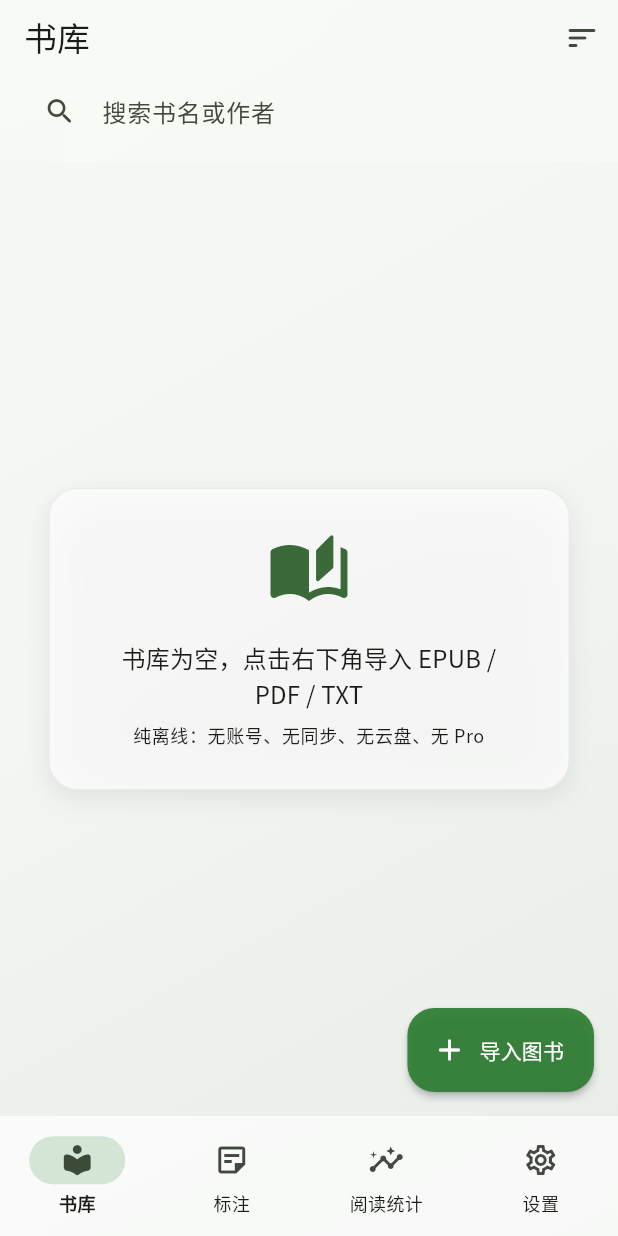
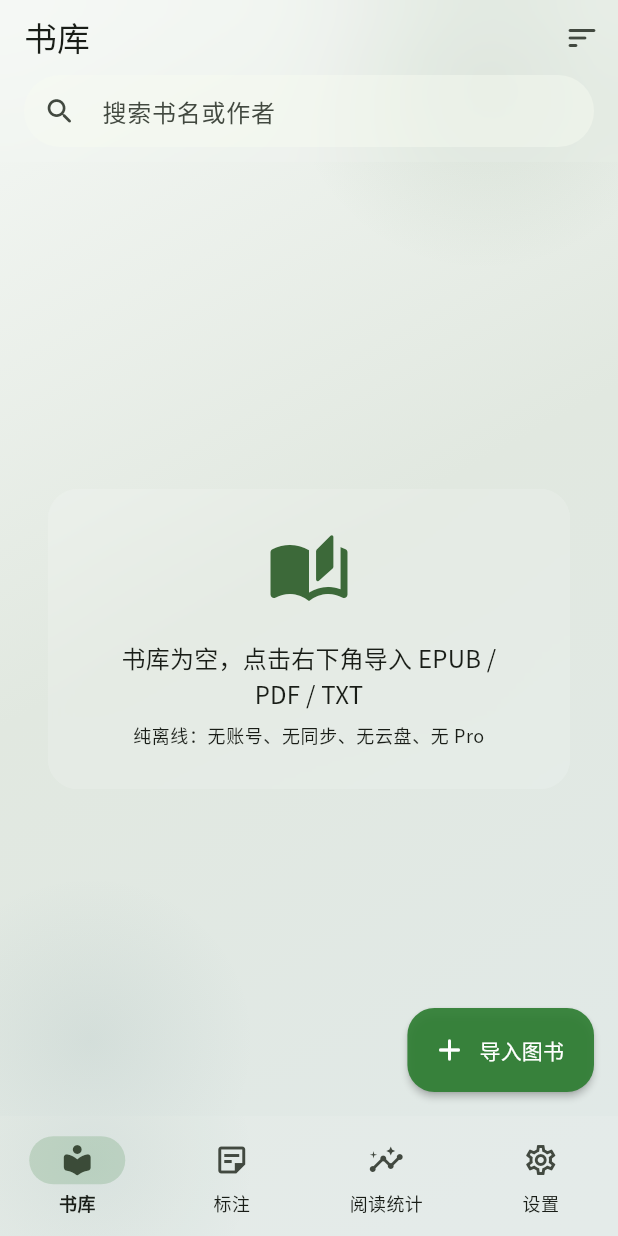
Before and after one commit to wiwcn/NeoReader, a Flutter app: the screen it shows after launch, on a phone screen of 412 x 824 dp. Run offline on Flutter 3.47's test engine with Material 3 defaults, Android fonts, the phone set to English and light mode, and no system bars; our stand-ins replace equatable, file_picker, flutter_markdown, flutter_riverpod, shared_preferences, sqflite and 1 more; missing offline and left inert: pdfrx; accounts and stored records are empty.

Commit message:
refactor glass to flat MD3 frost (no plastic elevation)
Rewrite GlassSurface like Flutter glass kits: ClipRRect → BackdropFilter
→ low-alpha white frost (~0.14 light / ~0.10 dark) → thin white rim.
Remove soft BoxShadow; elevate is a no-op. Lower chrome/AppBar opacity,
fix hub selected override, and strengthen scaffold wash so frost reads.
Regenerate UI goldens/screenshots.

```diff
--- a/lib/core/theme/app_theme.dart
+++ b/lib/core/theme/app_theme.dart
@@ -62,11 +62,11 @@ class AppTheme {
       scaffoldBackgroundColor: const Color(0xFFF3F6F3),
       cardTheme: CardThemeData(
         elevation: 0,
-        color: Colors.white.withValues(alpha: 0.68),
+        color: Colors.white.withValues(alpha: 0.14),
         shape: RoundedRectangleBorder(borderRadius: BorderRadius.circular(20)),
       ),
       navigationBarTheme: NavigationBarThemeData(
-        backgroundColor: Colors.white.withValues(alpha: 0.65),
+        backgroundColor: Colors.white.withValues(alpha: 0.10),
         elevation: 0,
         indicatorColor: seedColor.withValues(alpha: 0.18),
         labelTextStyle: WidgetStateProperty.resolveWith(
@@ -189,7 +189,10 @@ class _FadeSlidePageTransitionsBuilder extends PageTransitionsBuilder {
   }
 }
 
-/// Frosted glass container (毛玻璃).
+/// Flat MD3 frosted glass (毛玻璃) — blur + low-alpha frost + thin rim.
+///
+/// Pattern mirrors common Flutter glass kits (ClipRRect → BackdropFilter →
+/// frost fill ~0.1 → thin white border). No BoxShadow / plastic elevation.
 class GlassSurface extends StatelessWidget {
   /// Set false in screenshot/golden tests — BackdropFilter+toImage can hang under flutter_test.
   static bool useFrostedBlur = true;
@@ -201,11 +204,11 @@ class GlassSurface extends StatelessWidget {
     super.key,
     required this.child,
     this.borderRadius = 20,
-    this.blur = 18,
+    this.blur = 20,
     this.padding,
     this.opacity,
     this.border = true,
-    this.elevate = true,
+    this.elevate = false,
   });
 
   final Widget child;
@@ -214,69 +217,70 @@ class GlassSurface extends StatelessWidget {
   final EdgeInsetsGeometry? padding;
   final double? opacity;
   final bool border;
-  /// When false (e.g. full-bleed app bar), skip outer shadow.
+
+  /// Kept for API compatibility. Soft drop shadows are removed (flat frost).
   final bool elevate;
 
   @override
   Widget build(BuildContext context) {
     final isDark = Theme.of(context).brightness == Brightness.dark;
-    // Layering (MD3 soft frost / common Flutter glass pattern):
-    // 1) tinted wash underneath (GlassScaffoldBackground)
-    // 2) content cards: pure white translucent fill — never primaryContainer lerp
-    // 3) chrome (GlassAppBar): lower opacity so it does not double-stack white
-    // 4) shadow OUTSIDE ClipRRect so elevation is visible (clipping shadows = 两层白)
-    final fill = Colors.white.withValues(
-      alpha: opacity ?? (isDark ? 0.10 : 0.68),
-    );
-    // Light: soft dark hairline reads on soft gray-green wash; dark: light rim.
+    // Content cards: low frost so BackdropFilter reads against the wash.
+    // Chrome/AppBar should pass a lower [opacity] (~0.06–0.10).
+    final fillAlpha = opacity ?? (isDark ? 0.10 : 0.14);
+    final fill = Colors.white.withValues(alpha: fillAlpha.clamp(0.0, 1.0));
+    // Light white rim (not dark hairline) — reads as glass edge on tinted wash.
     final stroke = isDark
-        ? Colors.white.withValues(alpha: 0.14)
-        : Colors.black.withValues(alpha: 0.06);
+        ? Colors.white.withValues(alpha: 0.18)
+        : Colors.white.withValues(alpha: 0.30);
 
     final radius = BorderRadius.circular(borderRadius);
-    final surfaceDecoration = BoxDecoration(
-      color: fill,
-      borderRadius: radius,
-      border: border ? Border.all(color: stroke, width: 1) : null,
-    );
-    final painted = AnimatedContainer(
-      duration: MediaQuery.disableAnimationsOf(context)
-          ? Duration.zero
-          : const Duration(milliseconds: 220),
-      curve: Curves.easeOutCubic,
-      decoration: surfaceDecoration,
-      child: padding == null ? child : Padding(padding: padding!, child: child),
-    );
     final effectiveBlur = blur * blurStrength;
-    final frosted = ClipRRect(
-      borderRadius: radius,
-      child: useFrostedBlur && effectiveBlur > 0.5
-          ? BackdropFilter(
+    final content =
+        padding == null ? child : Padding(padding: padding!, child: child);
+
+    Widget frost = Stack(
+      fit: StackFit.passthrough,
+      children: [
+        if (useFrostedBlur && effectiveBlur > 0.5)
+          Positioned.fill(
+            child: BackdropFilter(
               filter: ImageFilter.blur(
                 sigmaX: effectiveBlur,
                 sigmaY: effectiveBlur,
               ),
-              child: painted,
-            )
-          : painted,
+              child: const SizedBox.expand(),
+            ),
+          ),
+        Positioned.fill(
+          child: DecoratedBox(
+            decoration: BoxDecoration(
+              color: fill,
+              borderRadius: radius,
+            ),
+          ),
+        ),
+        content,
+      ],
     );
 
-    // Elevation lives outside the clip so soft shadows are not discarded.
-    if (!elevate) return frosted;
-    return DecoratedBox(
-      decoration: BoxDecoration(
-        borderRadius: radius,
-        boxShadow: [
-          BoxShadow(
-            color: Colors.black.withValues(alpha: isDark ? 0.32 : 0.08),
-            blurRadius: isDark ? 22 : 14,
-            offset: const Offset(0, 5),
-            spreadRadius: isDark ? 0 : -0.5,
-          ),
-        ],
-      ),
-      child: frosted,
+    frost = ClipRRect(
+      borderRadius: radius,
+      clipBehavior: Clip.antiAlias,
+      child: frost,
     );
+
+    if (border) {
+      frost = DecoratedBox(
+        decoration: BoxDecoration(
+          borderRadius: radius,
+          border: Border.all(color: stroke, width: 0.75),
+        ),
+        child: frost,
+      );
+    }
+
+    // [elevate] is intentionally a no-op — flat MD3 frost, no soft shadows.
+    return frost;
   }
 }
 
@@ -300,6 +304,7 @@ class GlassAppBar extends StatelessWidget implements PreferredSizeWidget {
 
   @override
   Widget build(BuildContext context) {
+    final isDark = Theme.of(context).brightness == Brightness.dark;
     return AppBar(
       title: title,
       leading: leading,
@@ -307,11 +312,11 @@ class GlassAppBar extends StatelessWidget implements PreferredSizeWidget {
       bottom: bottom,
       flexibleSpace: GlassSurface(
         borderRadius: 0,
-        blur: 18,
+        blur: 20,
         border: false,
         elevate: false,
-        // Chrome: more translucent than content cards (avoids 两层白 with search).
-        opacity: Theme.of(context).brightness == Brightness.dark ? 0.08 : 0.28,
+        // Chrome: lower than content cards so it does not double-stack frost.
+        opacity: isDark ? 0.06 : 0.08,
         child: const SizedBox.expand(),
       ),
     );
--- a/lib/presentation/screens/settings/settings_hub_screen.dart
+++ b/lib/presentation/screens/settings/settings_hub_screen.dart
@@ -140,7 +140,7 @@ class _SettingsHubScreenState extends ConsumerState<SettingsHubScreen> {
           // Single GlassSurface per row — flat ink content inside.
           child: GlassSurface(
             borderRadius: 18,
-            opacity: selected ? (cs.brightness == Brightness.dark ? 0.16 : 0.52) : null,
+            opacity: selected ? (cs.brightness == Brightness.dark ? 0.14 : 0.20) : null,
             child: Material(
               color: selected
                   ? cs.secondaryContainer.withValues(alpha: 0.35)
--- a/lib/presentation/widgets/glass_scaffold_bg.dart
+++ b/lib/presentation/widgets/glass_scaffold_bg.dart
@@ -1,11 +1,10 @@
 import 'package:flutter/material.dart';
 
-/// Soft MD3 wash so frosted glass has contrast to blur.
+/// Soft MD3 wash so low-opacity frosted glass has contrast to blur.
 ///
-/// Light mode stays near the first-version gray-green (`0xFFF3F6F3` /
-/// `0xFFF5F8F5`) with only a whisper of primary — not neon green/purple orbs.
-/// Content glass is pure white translucent; this wash must stay slightly
-/// tinted or cards vanish into the background (两层白).
+/// Light mode stays near the gray-green family (`0xFFF3F6F3`) but with a
+/// clearer primary/tertiary tint so BackdropFilter frost (~0.12–0.18) reads.
+/// Subtle orbs add depth without neon liquid-glass speculars.
 class GlassScaffoldBackground extends StatelessWidget {
   const GlassScaffoldBackground({super.key, required this.child});
 
@@ -15,7 +14,10 @@ class GlassScaffoldBackground extends StatelessWidget {
   Widget build(BuildContext context) {
     final cs = Theme.of(context).colorScheme;
     final isDark = Theme.of(context).brightness == Brightness.dark;
-    return DecoratedBox(
+    return Stack(
+      fit: StackFit.expand,
+      children: [
+        DecoratedBox(
           decoration: BoxDecoration(
             gradient: LinearGradient(
               begin: Alignment.topLeft,
@@ -23,18 +25,62 @@ class GlassScaffoldBackground extends StatelessWidget {
               colors: isDark
                   ? [
                       cs.surface,
-                  Color.lerp(cs.surface, cs.primary, 0.18)!,
-                  Color.lerp(cs.surface, cs.tertiary, 0.12)!,
+                      Color.lerp(cs.surface, cs.primary, 0.22)!,
+                      Color.lerp(cs.surface, cs.tertiary, 0.16)!,
                     ]
                   : [
-                  // First-version soft gray-green — keep primary bleed tiny.
                       const Color(0xFFF5F8F5),
-                  const Color(0xFFF3F6F3),
-                  Color.lerp(const Color(0xFFF3F6F3), cs.primary, 0.055)!,
+                      Color.lerp(const Color(0xFFF3F6F3), cs.primary, 0.10)!,
+                      Color.lerp(const Color(0xFFF0F4F2), cs.tertiary, 0.08)!,
                     ],
             ),
           ),
-      child: child,
+        ),
+        // Gentle wash orbs — soft enough to avoid 拟物 liquid glass.
+        Positioned(
+          top: -80,
+          right: -40,
+          child: _WashOrb(
+            diameter: 260,
+            color: cs.primary.withValues(alpha: isDark ? 0.18 : 0.10),
+          ),
+        ),
+        Positioned(
+          bottom: -60,
+          left: -50,
+          child: _WashOrb(
+            diameter: 220,
+            color: cs.tertiary.withValues(alpha: isDark ? 0.14 : 0.08),
+          ),
+        ),
+        child,
+      ],
     );
   }
 }
+
+class _WashOrb extends StatelessWidget {
+  const _WashOrb({required this.diameter, required this.color});
+
+  final double diameter;
+  final Color color;
+
+  @override
+  Widget build(BuildContext context) {
+    return IgnorePointer(
+      child: Container(
+        width: diameter,
+        height: diameter,
+        decoration: BoxDecoration(
+          shape: BoxShape.circle,
+          gradient: RadialGradient(
+            colors: [
+              color,
+              color.withValues(alpha: 0),
+            ],
+          ),
+        ),
+      ),
+    );
+  }
+}
```
Also changed, not shown: 10 other files. Lines whose indentation alone changed are shown as unchanged.
